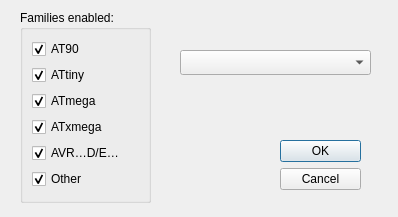
avrdudes/avrdude, file src/python/device.ui: the form before one commit.
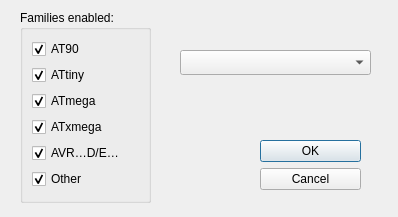
The form after the commit.

Commit message:
Enlarge the button boxes for programmer and device selection.
Should we ever want to translate the UI into other languages,
the English wording might become too small.

Diff of the .ui file:
```diff
--- a/src/python/device.ui
+++ b/src/python/device.ui
@@ -16,9 +16,9 @@
   <widget class="QDialogButtonBox" name="buttonBox">
    <property name="geometry">
     <rect>
-     <x>280</x>
+     <x>260</x>
      <y>140</y>
-     <width>81</width>
+     <width>101</width>
      <height>61</height>
     </rect>
    </property>
```
The commit also changes 1 other file.
